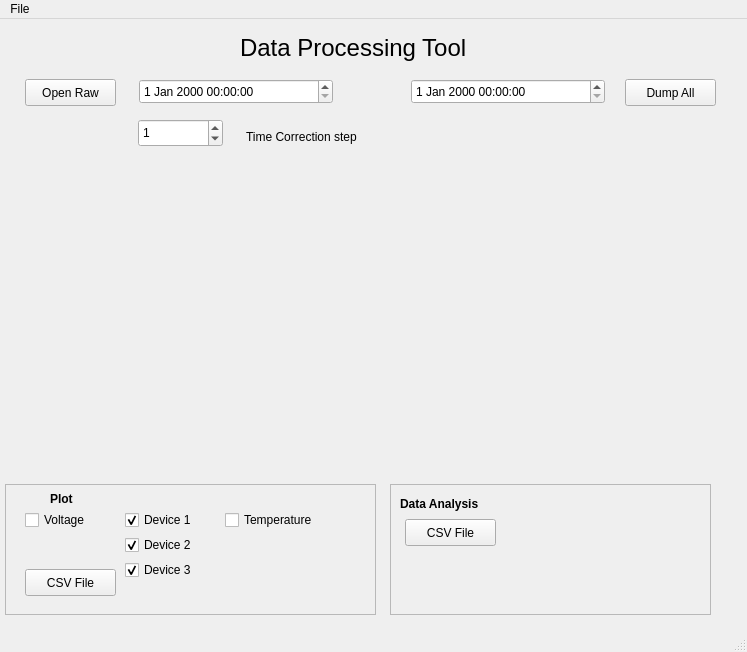
This is data-processing/data-processing-main.ui in ksarkies/Data-Acquisition as Qt 5 draws it before an edit. The edited form follows.
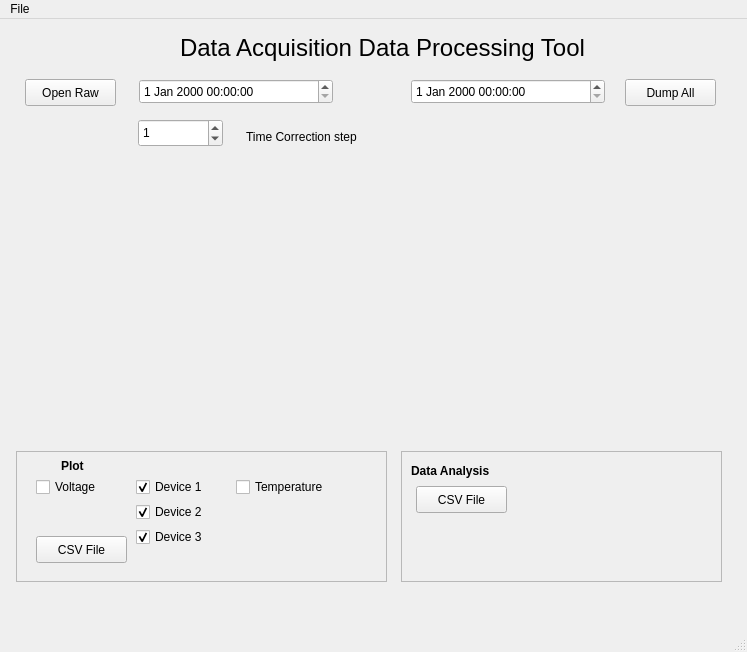
This is the edited form.

Commit message: Data Processing: Minor changes to GUI window heading, pro file and README.

Diff of the .ui file:
```diff
--- a/data-processing/data-processing-main.ui
+++ b/data-processing/data-processing-main.ui
@@ -33,9 +33,9 @@
    <widget class="QLabel" name="label">
     <property name="geometry">
      <rect>
-      <x>240</x>
+      <x>180</x>
       <y>8</y>
-      <width>265</width>
+      <width>453</width>
       <height>41</height>
      </rect>
     </property>
@@ -45,7 +45,7 @@
      </font>
     </property>
     <property name="text">
-     <string>Data Processing Tool</string>
+     <string>Data Acquisition Data Processing Tool</string>
     </property>
    </widget>
    <widget class="QDateTimeEdit" name="startTime">
@@ -87,8 +87,8 @@
    <widget class="QFrame" name="plotFrame">
     <property name="geometry">
      <rect>
-      <x>5</x>
-      <y>465</y>
+      <x>16</x>
+      <y>432</y>
       <width>371</width>
       <height>131</height>
      </rect>
@@ -221,8 +221,8 @@
    <widget class="QFrame" name="dataAnalysisFrame">
     <property name="geometry">
      <rect>
-      <x>390</x>
-      <y>465</y>
+      <x>401</x>
+      <y>432</y>
       <width>321</width>
       <height>131</height>
      </rect>
```
Left out of the diff: 2 changed lines with no effect on the pictures. The commit also changes 2 other files.
